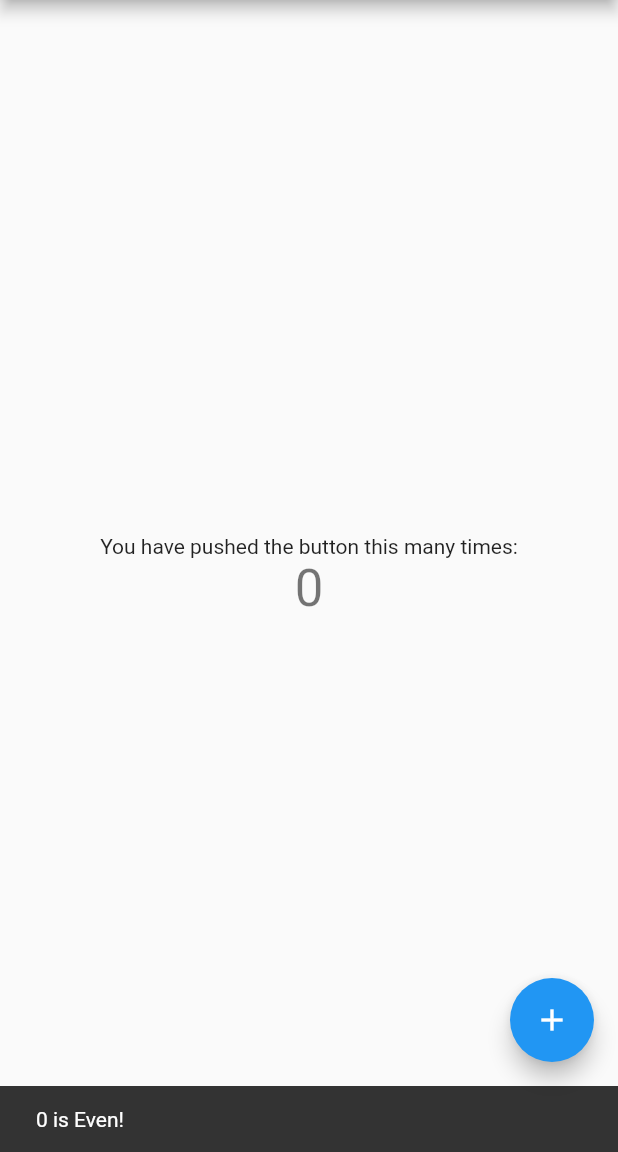
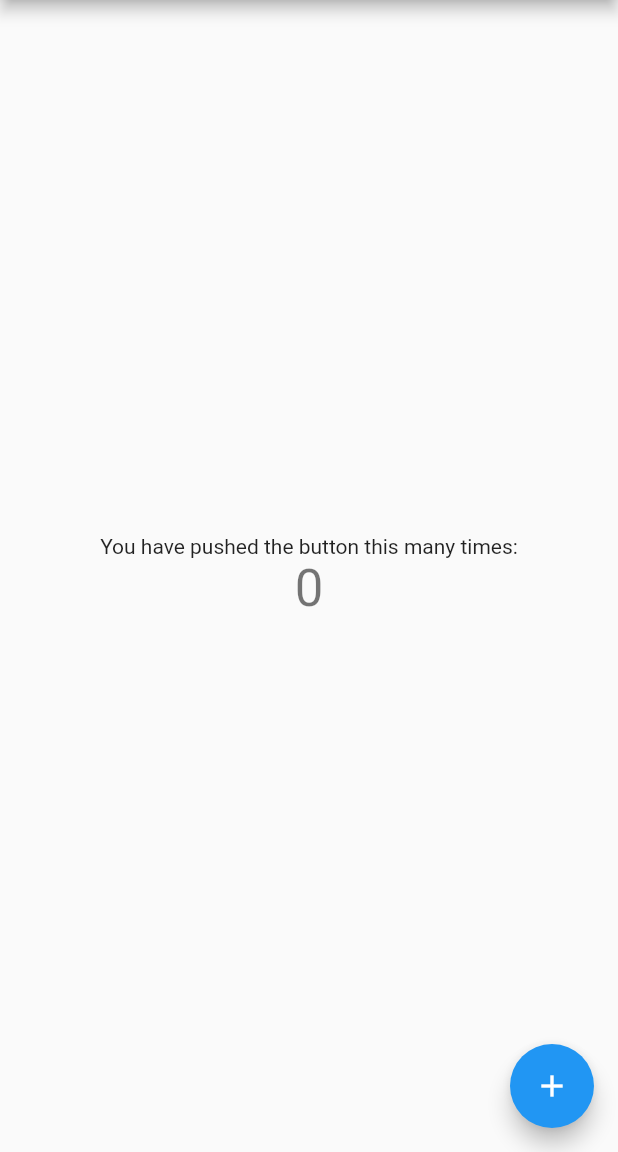
Before and after one commit to muttsu-623/provider_listener_counter, a Flutter app: the first screen one second after launch, on a phone screen of 412 x 824 dp, the part 84-1236 px from its top. Run offline on Flutter 3.47's test engine with Material 2 defaults, Android fonts, the phone set to English and light mode, and no system bars; our stand-ins replace hooks_riverpod.

```diff
--- a/lib/main.dart
+++ b/lib/main.dart
@@ -1,5 +1,6 @@
 import 'package:flutter/material.dart';
 import 'package:hooks_riverpod/all.dart';
+import 'package:provider_listener_counter/count_state.dart';
 import 'package:provider_listener_counter/state_controller_providers.dart';
 import 'package:provider_listener_counter/counter_text.dart';
 
@@ -21,7 +22,7 @@ class MyApp extends StatelessWidget {
   }
 }
 
-class MyHomePage extends ConsumerWidget {
+class MyHomePage extends StatelessWidget {
   MyHomePage({Key key, this.title}) : super(key: key);
   final String title;
   final Widget _scaffoldBody = Center(
@@ -34,21 +35,28 @@ class MyHomePage extends ConsumerWidget {
     ),
   );
   final _scaffoldKey = GlobalKey<ScaffoldState>();
+  final countStateProvider = Provider.autoDispose(
+      (ref) => ref.watch(countStateControllerProvider.state));
 
   @override
-  Widget build(BuildContext context, ScopedReader watch) {
-    final countState = watch(countStateControllerProvider.state);
+  Widget build(BuildContext context) {
+    return ProviderListener(
+      onChange: (context, CountState countState) {
         showSnackBar(countState.count);
-    return Scaffold(
+      },
+      provider: countStateProvider,
+      child: Scaffold(
         key: _scaffoldKey,
         appBar: AppBar(
           title: Text(title),
         ),
         body: _scaffoldBody,
         floatingActionButton: FloatingActionButton(
-        onPressed: () => context.read(countStateControllerProvider).increment(),
+          onPressed: () =>
+              context.read(countStateControllerProvider).increment(),
           tooltip: 'Increment',
           child: Icon(Icons.add),
+        ),
       ),
     );
   }
@@ -60,10 +68,6 @@ class MyHomePage extends ConsumerWidget {
     } else {
       snackBarText = '$count is Odd!';
     }
-    WidgetsBinding.instance.addPostFrameCallback(
-      (timeStamp) => _scaffoldKey.currentState.showSnackBar(
-        SnackBar(content: Text(snackBarText)),
-      ),
-    );
+    SnackBar(content: Text(snackBarText));
   }
 }
```
Lines whose indentation alone changed are shown as unchanged.
